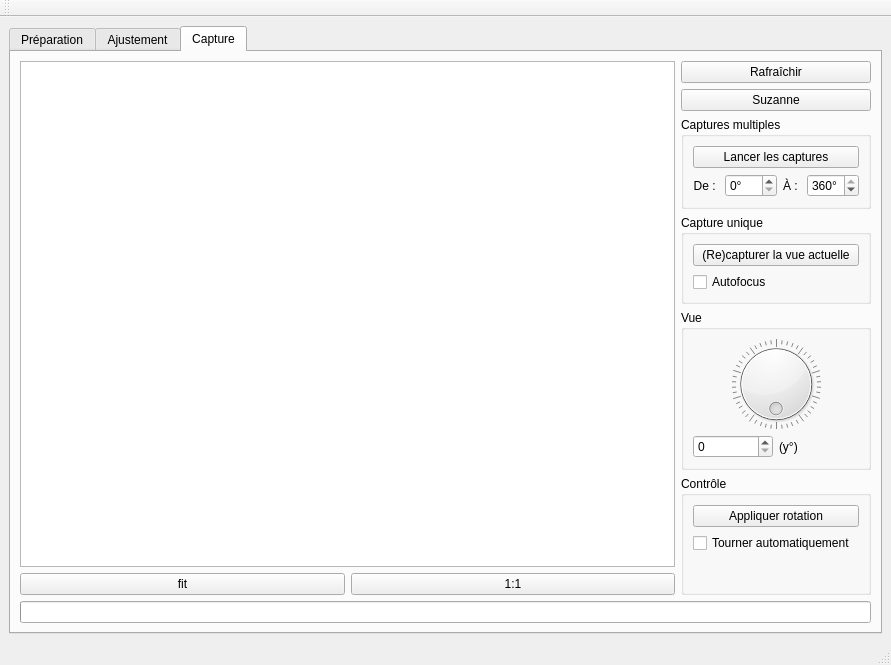
This is pc/master/mainwindow.ui in plule/pfe-costumes as Qt 5 draws it before an edit. The edited form follows.
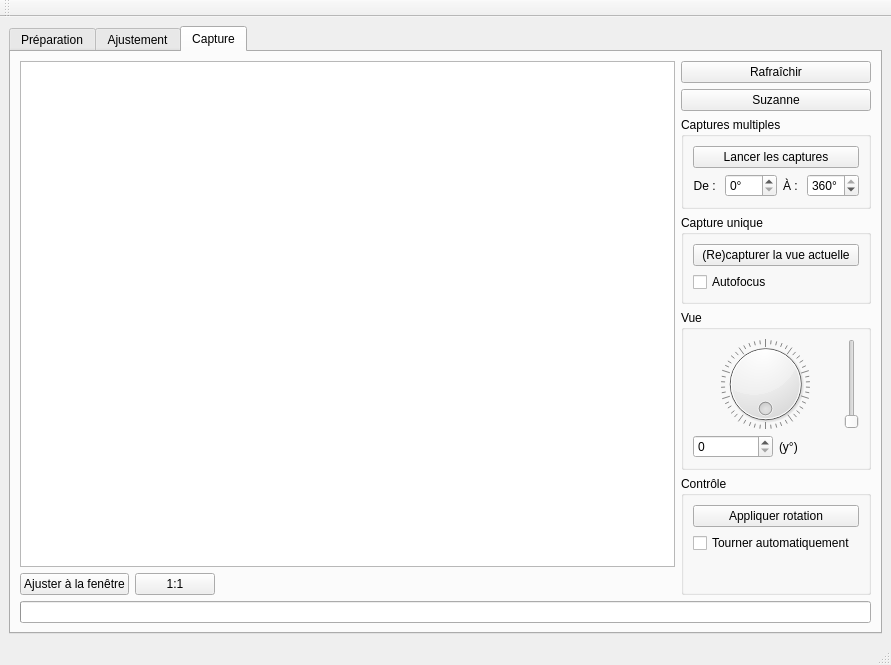
This is the edited form. Custom widgets are drawn as their Qt base class.

Commit message: proper zoom

Patch:
```diff
--- a/pc/master/mainwindow.ui
+++ b/pc/master/mainwindow.ui
@@ -66,7 +66,7 @@
               <item>
                <widget class="QPushButton" name="fitButton">
                 <property name="text">
-                 <string>fit</string>
+                 <string>Ajuster à la fenêtre</string>
                 </property>
                </widget>
               </item>
@@ -77,6 +77,19 @@
                 </property>
                </widget>
               </item>
+              <item>
+               <spacer name="horizontalSpacer">
+                <property name="orientation">
+                 <enum>Qt::Horizontal</enum>
+                </property>
+                <property name="sizeHint" stdset="0">
+                 <size>
+                  <width>40</width>
+                  <height>20</height>
+                 </size>
+                </property>
+               </spacer>
+              </item>
              </layout>
             </item>
            </layout>
@@ -202,6 +215,8 @@
               </property>
               <layout class="QVBoxLayout" name="verticalLayout_4">
                <item>
+                <layout class="QHBoxLayout" name="horizontalLayout_4">
+                 <item>
                 <widget class="QDial" name="dial">
                  <property name="sizePolicy">
                   <sizepolicy hsizetype="Minimum" vsizetype="Minimum">
@@ -230,6 +245,21 @@
                 </widget>
                </item>
                <item>
+                  <widget class="QSlider" name="zoomSlider">
+                   <property name="minimum">
+                    <number>1</number>
+                   </property>
+                   <property name="maximum">
+                    <number>200</number>
+                   </property>
+                   <property name="orientation">
+                    <enum>Qt::Vertical</enum>
+                   </property>
+                  </widget>
+                 </item>
+                </layout>
+               </item>
+               <item>
                 <layout class="QHBoxLayout" name="horizontalLayout_2">
                  <item>
                   <widget class="QSpinBox" name="spinBox"/>
```
Left out of the diff: 50 changed lines with no effect on the pictures. Lines whose indentation alone changed are shown as unchanged. The commit also changes 3 other files.
